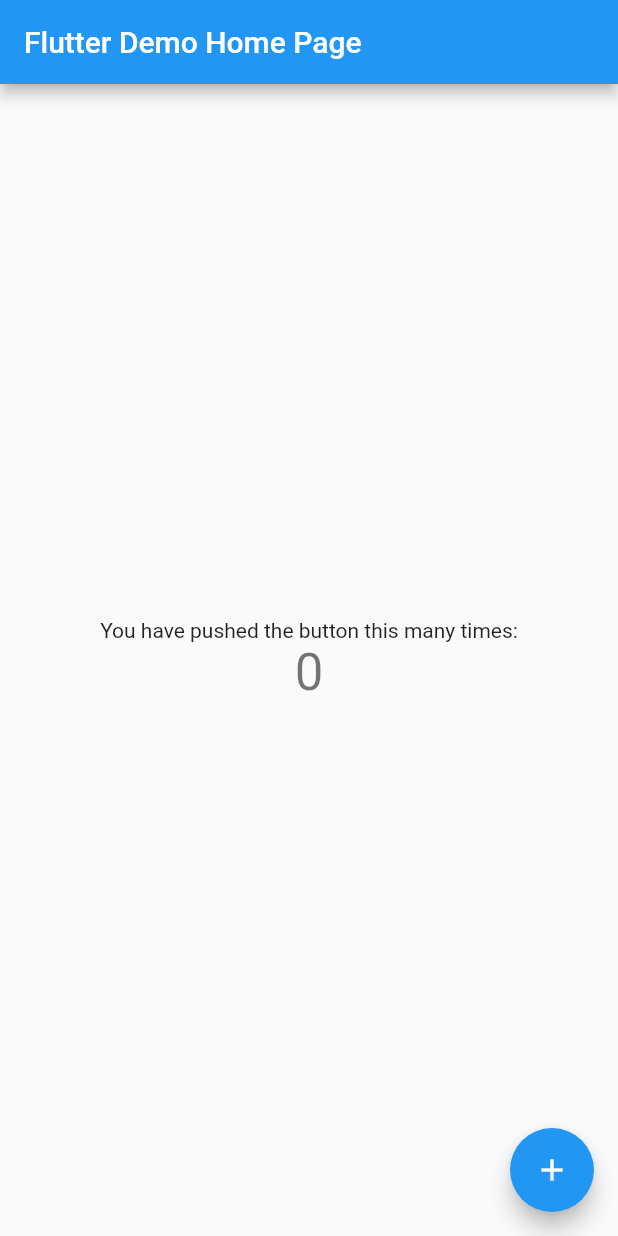
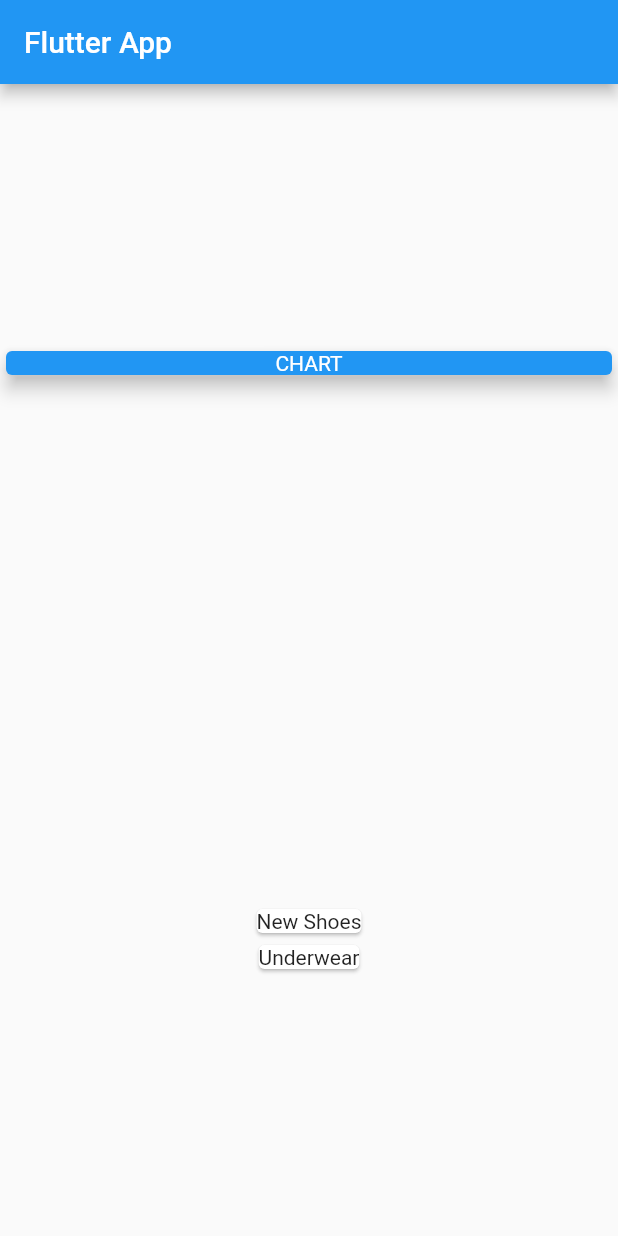
Before and after one commit to raphaelpinel/personal-finances-flutter-app, a Flutter app: the screen it shows after launch, on a phone screen of 412 x 824 dp. Run offline on Flutter 3.47's test engine with Material 2 defaults, Android fonts, the phone set to English and light mode, and no system bars.

Commit message:
display a list of 2 transactions

```diff
--- a/lib/main.dart
+++ b/lib/main.dart
@@ -1,111 +1,63 @@
 import 'package:flutter/material.dart';
+import './transaction.dart';
 
 void main() => runApp(MyApp());
 
 class MyApp extends StatelessWidget {
-  // This widget is the root of your application.
   @override
   Widget build(BuildContext context) {
     return MaterialApp(
-      title: 'Flutter Demo',
-      theme: ThemeData(
-        // This is the theme of your application.
-        //
-        // Try running your application with "flutter run". You'll see the
-        // application has a blue toolbar. Then, without quitting the app, try
-        // changing the primarySwatch below to Colors.green and then invoke
-        // "hot reload" (press "r" in the console where you ran "flutter run",
-        // or simply save your changes to "hot reload" in a Flutter IDE).
-        // Notice that the counter didn't reset back to zero; the application
-        // is not restarted.
-        primarySwatch: Colors.blue,
-      ),
-      home: MyHomePage(title: 'Flutter Demo Home Page'),
+      title: 'Flutter App',
+      home: MyHomePage(),
     );
   }
 }
 
-class MyHomePage extends StatefulWidget {
-  MyHomePage({Key key, this.title}) : super(key: key);
-
-  // This widget is the home page of your application. It is stateful, meaning
-  // that it has a State object (defined below) that contains fields that affect
-  // how it looks.
-
-  // This class is the configuration for the state. It holds the values (in this
-  // case the title) provided by the parent (in this case the App widget) and
-  // used by the build method of the State. Fields in a Widget subclass are
-  // always marked "final".
-
-  final String title;
-
-  @override
-  _MyHomePageState createState() => _MyHomePageState();
-}
-
-class _MyHomePageState extends State<MyHomePage> {
-  int _counter = 0;
-
-  void _incrementCounter() {
-    setState(() {
-      // This call to setState tells the Flutter framework that something has
-      // changed in this State, which causes it to rerun the build method below
-      // so that the display can reflect the updated values. If we changed
-      // _counter without calling setState(), then the build method would not be
-      // called again, and so nothing would appear to happen.
-      _counter++;
-    });
-  }
-
+class MyHomePage extends StatelessWidget {
+  final List<Transaction> transactions = [
+    Transaction(
+      id: 't1',
+      title: 'New Shoes',
+      amount: 69.99,
+      date: DateTime.now(),
+    ),
+    Transaction(
+      id: 't2',
+      title: 'Underwear',
+      amount: 24.99,
+      date: DateTime.now(),
+    )
+  ];
   @override
   Widget build(BuildContext context) {
-    // This method is rerun every time setState is called, for instance as done
-    // by the _incrementCounter method above.
-    //
-    // The Flutter framework has been optimized to make rerunning build methods
-    // fast, so that you can just rebuild anything that needs updating rather
-    // than having to individually change instances of widgets.
     return Scaffold(
       appBar: AppBar(
-        // Here we take the value from the MyHomePage object that was created by
-        // the App.build method, and use it to set our appbar title.
-        title: Text(widget.title),
+        title: Text('Flutter App'),
       ),
-      body: Center(
-        // Center is a layout widget. It takes a single child and positions it
-        // in the middle of the parent.
-        child: Column(
-          // Column is also a layout widget. It takes a list of children and
-          // arranges them vertically. By default, it sizes itself to fit its
-          // children horizontally, and tries to be as tall as its parent.
-          //
-          // Invoke "debug painting" (press "p" in the console, choose the
-          // "Toggle Debug Paint" action from the Flutter Inspector in Android
-          // Studio, or the "Toggle Debug Paint" command in Visual Studio Code)
-          // to see the wireframe for each widget.
-          //
-          // Column has various properties to control how it sizes itself and
-          // how it positions its children. Here we use mainAxisAlignment to
-          // center the children vertically; the main axis here is the vertical
-          // axis because Columns are vertical (the cross axis would be
-          // horizontal).
-          mainAxisAlignment: MainAxisAlignment.center,
-          children: <Widget>[
-            Text(
-              'You have pushed the button this many times:',
+      body: Column(
+        mainAxisAlignment: MainAxisAlignment.spaceAround,
+        crossAxisAlignment: CrossAxisAlignment.stretch,
+        children: <Widget>[
+          Container(
+            width: double.infinity,
+            // padding: EdgeInsets.all(40),
+            child: Card(
+              color: Colors.blue,
+              child: Text(
+                'CHART',
+                textAlign: TextAlign.center,
+                style: TextStyle(color: Colors.white),
+              ),
+              elevation: 5,
             ),
-            Text(
-              '$_counter',
-              style: Theme.of(context).textTheme.display1,
-            ),
-          ],
-        ),
+          ),
+          Column(
+            children: transactions.map((tx) {
+                return Card(child: Text(tx.title),);
+            }).toList(),
+          ),
+        ],
       ),
-      floatingActionButton: FloatingActionButton(
-        onPressed: _incrementCounter,
-        tooltip: 'Increment',
-        child: Icon(Icons.add),
-      ), // This trailing comma makes auto-formatting nicer for build methods.
     );
   }
 }
--- /dev/null
+++ b/lib/transaction.dart
@@ -0,0 +1,10 @@
+import 'package:flutter/foundation.dart';
+
+class Transaction {
+  final String id;
+  final String title;
+  final double amount;
+  final DateTime date;
+
+  Transaction({@required this.id, @required this.title, @required this.amount, @required this.date});
+}
```
